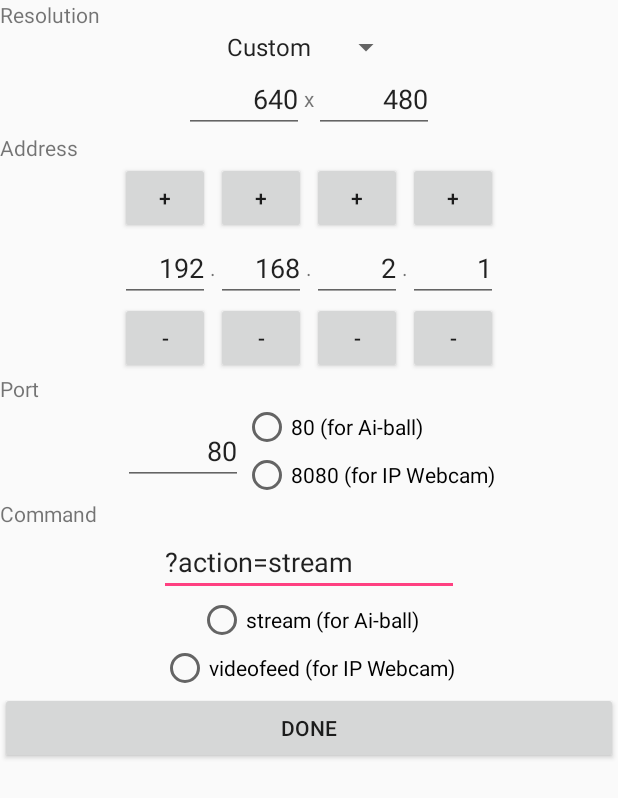
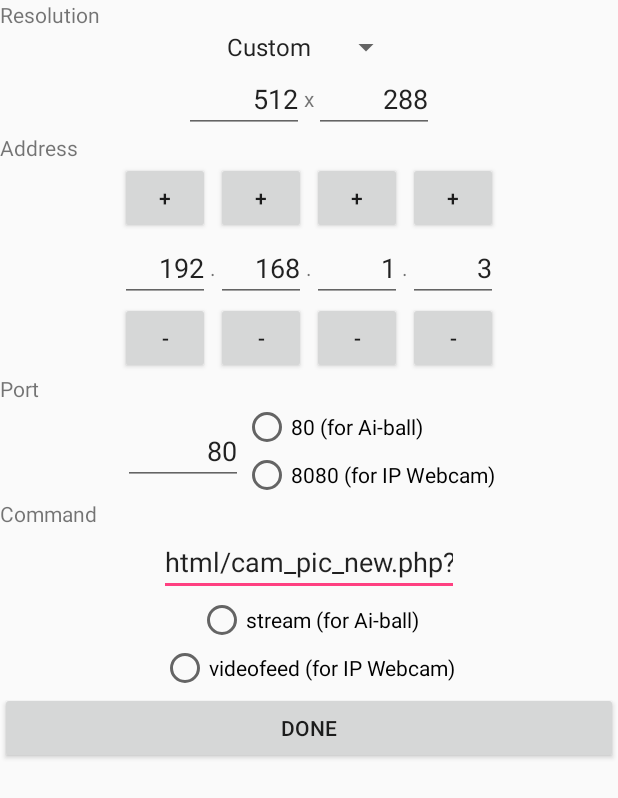
Before and after one commit to guidogithub/jamesbond, an Android app: the ControlActivity screen opened directly, with no data from a screen before it, in the options menu, after a tap on "Settings", on a phone screen of 412 x 824 dp. Shown: the top 798 px of the screen. Run offline under Robolectric (Android 15) with nearby library versions, the phone set to English and light mode, and no system bars.

Commit message:
Control met IP adres

```diff
--- a/ControlOverlayWithStream/app/src/main/java/com/bond/controloverlay/ControlActivity.java
+++ b/ControlOverlayWithStream/app/src/main/java/com/bond/controloverlay/ControlActivity.java
@@ -46,20 +46,39 @@ public class ControlActivity extends AppCompatActivity implements View.OnTouchLi
     // for settings (network and resolution)
     private static final int REQUEST_SETTINGS = 0;
 
-    private int width = 640;
-    private int height = 480;
+    private int width = 512;
+    private int height = 288;
 
     private int ip_ad1 = 192;
     private int ip_ad2 = 168;
-    private int ip_ad3 = 2;
-    private int ip_ad4 = 1;
+    private int ip_ad3 = 1;
+    private int ip_ad4 = 3;
     private int ip_port = 80;
-    private String ip_command = "?action=stream";
+    private String ip_command = "html/cam_pic_new.php?pDelay=40000";
 
     private boolean suspending = false;
 
     static {
         System.loadLibrary("ImageProc");
+    }
+
+    public String getIP() {
+        SharedPreferences preferences = getSharedPreferences("SAVED_VALUES", MODE_PRIVATE);
+        ip_ad1 = preferences.getInt("ip_ad1", ip_ad1);
+        ip_ad2 = preferences.getInt("ip_ad2", ip_ad2);
+        ip_ad3 = preferences.getInt("ip_ad3", ip_ad3);
+        ip_ad4 = preferences.getInt("ip_ad4", ip_ad4);
+
+        StringBuilder sb = new StringBuilder();
+        String s_dot = ".";
+        sb.append(ip_ad1)
+                .append(s_dot)
+                .append(ip_ad2)
+                .append(s_dot)
+                .append(ip_ad3)
+                .append(s_dot)
+                .append(ip_ad4);
+        return new String(sb);
     }
 
     final Handler handler = new Handler();
@@ -112,7 +131,7 @@ public class ControlActivity extends AppCompatActivity implements View.OnTouchLi
 
 
                 str = String.valueOf(strChars);
-                new SendMessageTask().execute(str);
+                new SendMessageTask(getIP()).execute(str);
                 return false;
 
             }
@@ -135,7 +154,7 @@ public class ControlActivity extends AppCompatActivity implements View.OnTouchLi
                     strChars[4] = '0';
                 }
                 str = String.valueOf(strChars);
-                new SendMessageTask().execute(str);
+                new SendMessageTask(getIP()).execute(str);
                 return false;
 
             }
@@ -157,7 +176,7 @@ public class ControlActivity extends AppCompatActivity implements View.OnTouchLi
                     strChars[9] = '1';
                 }
                 str = String.valueOf(strChars);
-                new SendMessageTask().execute(str);
+                new SendMessageTask(getIP()).execute(str);
                 return false;
 
             }
@@ -179,7 +198,7 @@ public class ControlActivity extends AppCompatActivity implements View.OnTouchLi
                     strChars[9] = '0';
                 }
                 str = String.valueOf(strChars);
-                new SendMessageTask().execute(str);
+                new SendMessageTask(getIP()).execute(str);
                 return false;
 
             }
@@ -188,26 +207,15 @@ public class ControlActivity extends AppCompatActivity implements View.OnTouchLi
         SharedPreferences preferences = getSharedPreferences("SAVED_VALUES", MODE_PRIVATE);
         width = preferences.getInt("width", width);
         height = preferences.getInt("height", height);
-        ip_ad1 = preferences.getInt("ip_ad1", ip_ad1);
-        ip_ad2 = preferences.getInt("ip_ad2", ip_ad2);
-        ip_ad3 = preferences.getInt("ip_ad3", ip_ad3);
-        ip_ad4 = preferences.getInt("ip_ad4", ip_ad4);
         ip_port = preferences.getInt("ip_port", ip_port);
         ip_command = preferences.getString("ip_command", ip_command);
 
         StringBuilder sb = new StringBuilder();
         String s_http = "http://";
-        String s_dot = ".";
         String s_colon = ":";
         String s_slash = "/";
         sb.append(s_http);
-        sb.append(ip_ad1);
-        sb.append(s_dot);
-        sb.append(ip_ad2);
-        sb.append(s_dot);
-        sb.append(ip_ad3);
-        sb.append(s_dot);
-        sb.append(ip_ad4);
+        sb.append(this.getIP());
         sb.append(s_colon);
         sb.append(ip_port);
         sb.append(s_slash);
@@ -348,6 +356,13 @@ public class ControlActivity extends AppCompatActivity implements View.OnTouchLi
     }
     public class SendMessageTask extends AsyncTask<String, Void, Void> {
 
+        private String ipString;
+
+        public SendMessageTask(String ipAddress) {
+            super();
+            this.ipString = ipAddress;
+        }
+
         @Override
 //
         public Void doInBackground(String... str) {
@@ -363,7 +378,7 @@ public class ControlActivity extends AppCompatActivity implements View.OnTouchLi
             }
             InetAddress IPAddress = null;
             try {
-                IPAddress = getByName("192.168.43.177");
+                IPAddress = getByName(this.ipString);
             } catch (UnknownHostException e) {
                 e.printStackTrace();
             }
```
Also changed, not shown: ControlOverlayWithStream/app/src/main/java/com/bond/controloverlay/MjpegActivity.java (+5 -5 lines).
